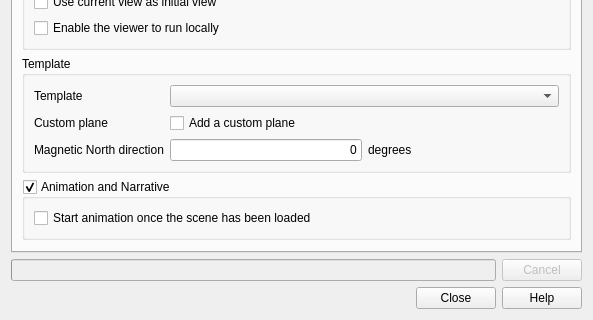
This is gui/ui/exporttowebdialog.ui in minorua/Qgis2threejs as Qt 5 draws it before an edit; both pictures show x 0 to 593 and y 167 to 487 of the 593 by 487 pixel window. The edited form follows.
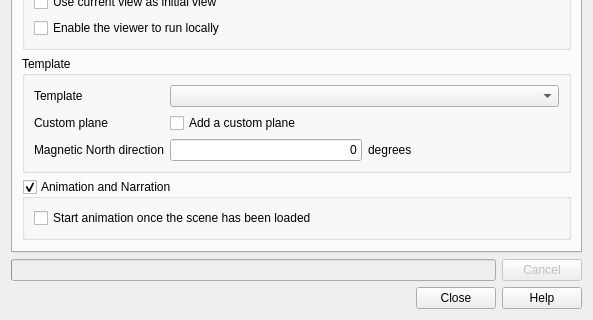
This is the edited form.

Commit message:
do not copy referenced images when animation export option is unchecked
- fix log message and group box text in Export to Web dialog

Patch:
```diff
--- a/gui/ui/exporttowebdialog.ui
+++ b/gui/ui/exporttowebdialog.ui
@@ -192,7 +192,7 @@
        <item>
         <widget class="QGroupBox" name="groupBox_Animation">
          <property name="title">
-          <string>Animation and Narrative</string>
+          <string>Animation and Narration</string>
          </property>
          <property name="checkable">
           <bool>true</bool>
```
The commit also changes 2 other files.
